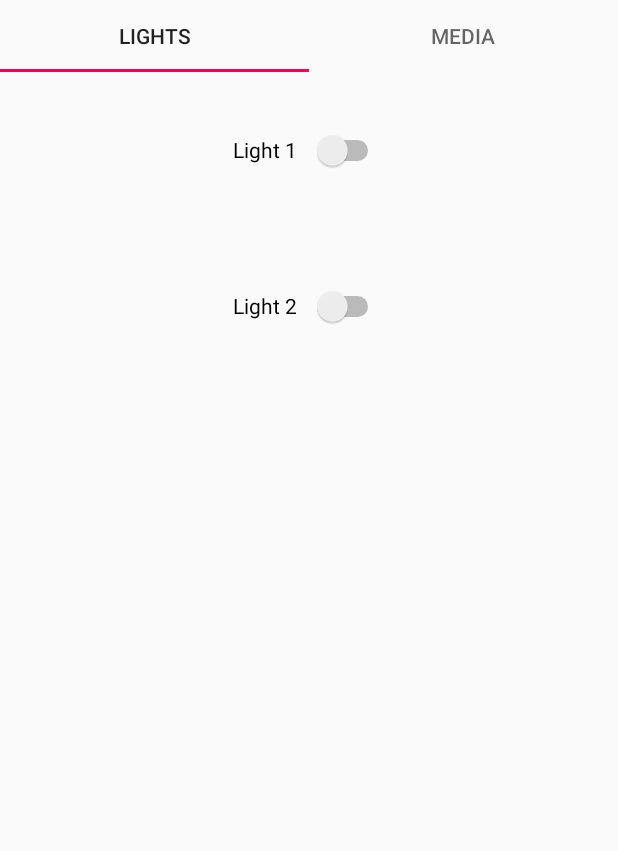
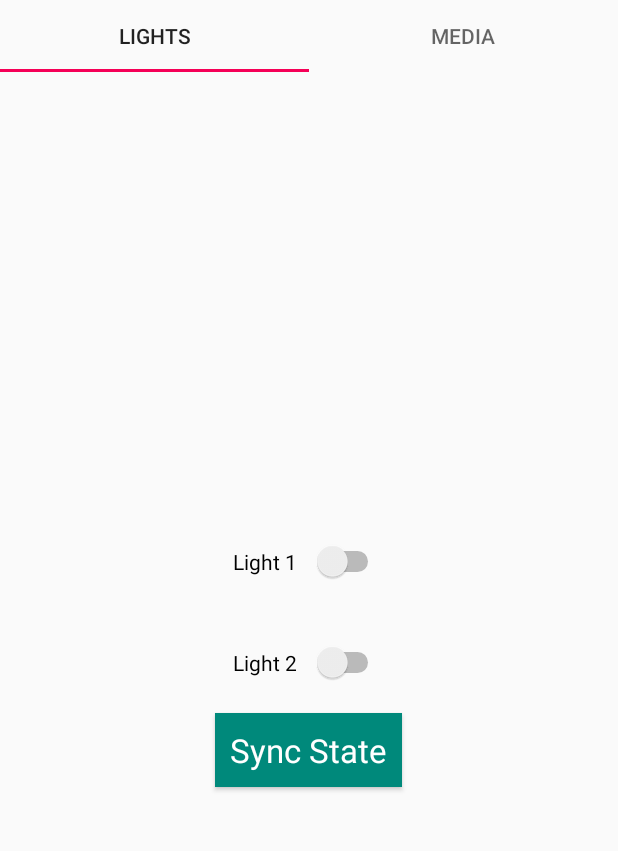
Before and after one commit to Anthrino/ArduinoController, an Android app: the screen it shows after launch (MainActivity), on a phone screen of 412 x 824 dp, the part 84-935 px from its top. Run offline under Robolectric (Android 15) with nearby library versions, the phone set to English and light mode, and no system bars; pictures from the network do not load.

Commit message:
Light Controls Working and tested with HTTP Connection.

```diff
--- a/app/src/main/java/com/anthrino/raspicontroller/LightsControlFrag.java
+++ b/app/src/main/java/com/anthrino/raspicontroller/LightsControlFrag.java
@@ -1,36 +1,53 @@
 package com.anthrino.raspicontroller;
 
+import android.os.AsyncTask;
 import android.os.Bundle;
 import android.support.annotation.Nullable;
 import android.support.v4.app.Fragment;
+import android.util.Log;
 import android.view.LayoutInflater;
 import android.view.View;
 import android.view.ViewGroup;
 import android.widget.CompoundButton;
+import android.widget.LinearLayout;
+import android.widget.ProgressBar;
 import android.widget.Switch;
+
+import org.json.JSONObject;
+
+import java.io.BufferedReader;
+import java.io.InputStreamReader;
+import java.io.OutputStreamWriter;
+import java.net.HttpURLConnection;
+import java.net.URL;
+import java.net.URLConnection;
 
 /**
  * Created by mit on 21/10/17.
  */
 
 public class LightsControlFrag extends Fragment {
-    public Switch s1, s2;
-
+    public static Switch s1, s2;
+    public static LinearLayout lightlayout;
+    public static ProgressBar progressBar;
+    public static boolean progressFlag = true;
     @Nullable
     @Override
     public View onCreateView(LayoutInflater inflater, @Nullable ViewGroup container, @Nullable Bundle savedInstanceState) {
 
         final View rootview = inflater.inflate(R.layout.light_control, container, false);
-        s1 = rootview.findViewById(R.id.ledSwitch1);
-        s2 = rootview.findViewById(R.id.ledSwitch2);
+        s1 = (Switch)rootview.findViewById(R.id.ledSwitch1);
+        s2 = (Switch)rootview.findViewById(R.id.ledSwitch2);
+        lightlayout=(LinearLayout) rootview.findViewById(R.id.lightLayout);
+        progressBar =(ProgressBar)rootview.findViewById(R.id.progressBar);
 
         s1.setOnCheckedChangeListener(new CompoundButton.OnCheckedChangeListener() {
             @Override
             public void onCheckedChanged(CompoundButton compoundButton, boolean b) {
                 if (b) {
-                    new queryServer().execute("S1_ON");
+                    new queryServer().execute("light","control","1","ON");
                 } else {
-                    new queryServer().execute("S1_OFF");
+                    new queryServer().execute("light","control","1","OFF");
                 }
             }
         });
@@ -39,13 +56,52 @@ public class LightsControlFrag extends Fragment {
             @Override
             public void onCheckedChanged(CompoundButton compoundButton, boolean b) {
                 if (b) {
-                    new queryServer().execute("S2_ON");
+                    new queryServer().execute("light","control","2","ON");
                 } else {
-                    new queryServer().execute("S2_OFF");
+                    new queryServer().execute("light","control","2","OFF");
                 }
             }
         });
+
+
         return rootview;
 
     }
+    public static void syncState(){
+        progressFlag=false;
+        lightlayout.setClickable(false);
+        progressBar.setMax(100);
+        progressBar.setVisibility(View.VISIBLE);
+
+        new queryServer().execute("light","status");
+        int i=10;
+        while(progressFlag){
+            progressBar.setProgress(i);
+            i=(i+10)%100;
+
+        }
+        progressBar.setVisibility(View.GONE);
+        lightlayout.setClickable(true);
+    }
+
+
+
+    public static void updateState(String stauses []){
+        if(stauses[0].equals("ON"))
+            s1.setChecked(true);
+        else if(stauses[0].equals("OFF"))
+            s1.setChecked(false);
+
+        if(stauses[1].equals("ON"))
+            s2.setChecked(true);
+        else if(stauses[1].equals("OFF"))
+            s2.setChecked(false);
+
+        lightlayout.setClickable(true);
+
+
+
+
+    }
+
 }
--- a/app/src/main/java/com/anthrino/raspicontroller/MainActivity.java
+++ b/app/src/main/java/com/anthrino/raspicontroller/MainActivity.java
@@ -6,12 +6,18 @@ import android.support.v4.view.PagerTitleStrip;
 import android.support.v4.view.ViewPager;
 import android.support.v7.app.AppCompatActivity;
 import android.support.v7.widget.Toolbar;
+import android.util.Log;
+import android.view.View;
+import android.widget.Button;
+import android.widget.LinearLayout;
 import android.widget.Spinner;
+import android.widget.Switch;
 import android.widget.TextView;
 
 public class MainActivity extends AppCompatActivity {
 
     private String[] functionList;
+    private Switch s1, s2;
     private int selectedFn;
     private TextView fragmentTitle;
     private ViewPager viewpager;
@@ -41,5 +47,7 @@ public class MainActivity extends AppCompatActivity {
 
 
     }
-
+    public void syncState(View v){
+        LightsControlFrag.syncState();
+    }
 }
--- a/app/src/main/java/com/anthrino/raspicontroller/MediaContolFrag.java
+++ b/app/src/main/java/com/anthrino/raspicontroller/MediaContolFrag.java
@@ -69,7 +69,7 @@ public class MediaContolFrag extends Fragment {
                         Toast.makeText(rootview.getContext(), "Audio Storage", Toast.LENGTH_SHORT).show();
 
 //                        TODO:
-//                          new queryServer().execute("AS_REQ");
+//                          Create new AsyncTask class For Media Contol to fetch data from server
                         mediaMode = "Audio";
                         mediaAdapter = new ArrayAdapter<String>(rootview.getContext(), android.R.layout.simple_list_item_1, dummyAudioData);
                         mediaContentView.setAdapter(mediaAdapter);
@@ -77,7 +77,7 @@ public class MediaContolFrag extends Fragment {
                     } else if (index == 2) {
                         Toast.makeText(rootview.getContext(), "Video Storage", Toast.LENGTH_SHORT).show();
 //                        TODO:
-//                          new queryServer().execute("AS_REQ");
+//                          Create new AsyncTask class For Media Contol to fetch data from server
 
                         mediaMode = "Video";
                         mediaAdapter = new ArrayAdapter<String>(rootview.getContext(), android.R.layout.simple_list_item_1, dummyVideoData);
@@ -86,7 +86,7 @@ public class MediaContolFrag extends Fragment {
                     } else if (index == 3) {
                         Toast.makeText(rootview.getContext(), "Photo Storage", Toast.LENGTH_SHORT).show();
 //                        TODO:
-//                        new queryServer().execute("PS_REQ");
+//                          Create new AsyncTask class For Media Contol to fetch data from server
 
                         mediaMode = "Photo";
                         mediaAdapter = new ArrayAdapter<String>(rootview.getContext(), android.R.layout.simple_list_item_1, dummyPhotoData);
--- a/app/src/main/res/layout/light_control.xml
+++ b/app/src/main/res/layout/light_control.xml
@@ -1,12 +1,16 @@
 <?xml version="1.0" encoding="utf-8"?>
-<LinearLayout xmlns:android="http://schemas.android.com/apk/res/android"
+<RelativeLayout xmlns:android="http://schemas.android.com/apk/res/android"
+    android:layout_width="match_parent"
+    android:layout_height="match_parent">
+<LinearLayout
     android:id="@+id/lightLayout"
-    android:layout_width="match_parent"
-    android:layout_height="match_parent"
+    android:layout_width="wrap_content"
+    android:layout_height="wrap_content"
     android:weightSum="1"
     android:gravity="center_horizontal"
     android:layout_marginTop="60dp"
-    android:orientation="vertical">
+    android:orientation="vertical"
+    android:layout_centerInParent="true">
 
     <Switch
         android:id="@+id/ledSwitch1"
@@ -23,4 +27,28 @@
         android:layout_margin="20dp"
         android:layout_weight="0.1"
         android:text="Light 2   " />
+
+
 </LinearLayout>
+
+    <Button
+        android:layout_width="wrap_content"
+        android:layout_height="wrap_content"
+        android:background="@color/colorPrimary"
+        android:textColor="#fff"
+        android:textAppearance="@style/Base.TextAppearance.AppCompat.Large"
+        android:padding="10dp"
+        android:text="Sync State"
+        android:layout_below="@id/lightLayout"
+        android:layout_centerHorizontal="true"
+        android:elevation="5dp"
+        android:onClick="syncState"/>
+
+    <ProgressBar
+        android:layout_width="wrap_content"
+        android:layout_height="wrap_content"
+        android:layout_centerInParent="true"
+        android:id="@+id/progressBar"
+        android:elevation="10dp"
+        android:visibility="gone"/>
+    </RelativeLayout>
```
Also changed, not shown: app/src/main/java/com/anthrino/raspicontroller/queryServer.java (+58 -34 lines), app/src/main/res/layout/activity_main.xml (+0 -10 lines).
